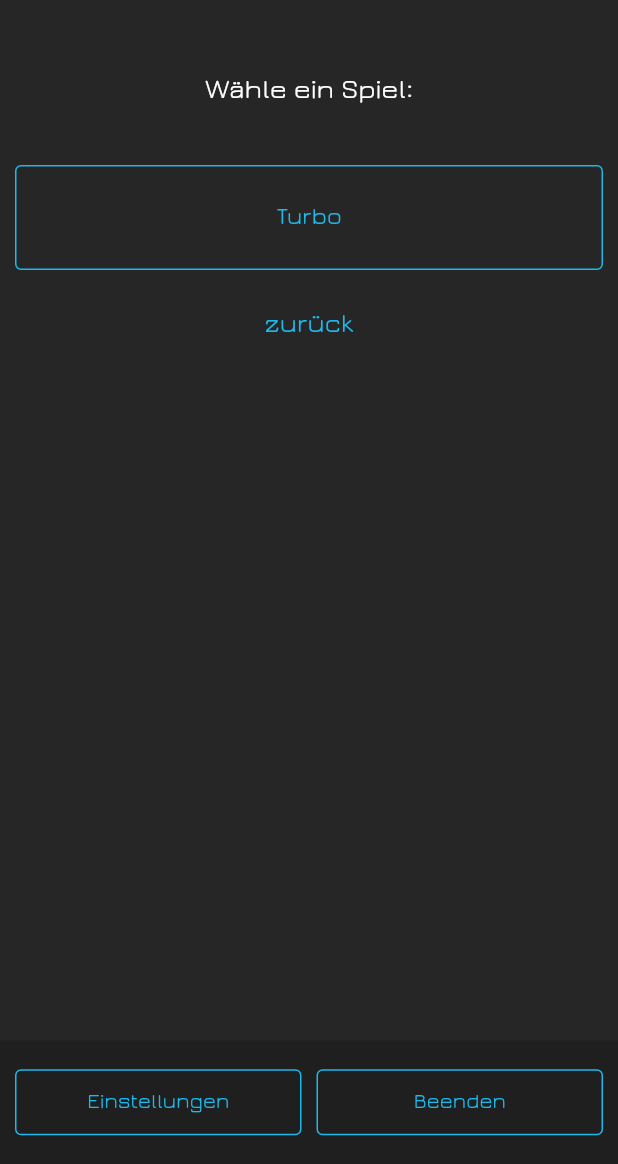
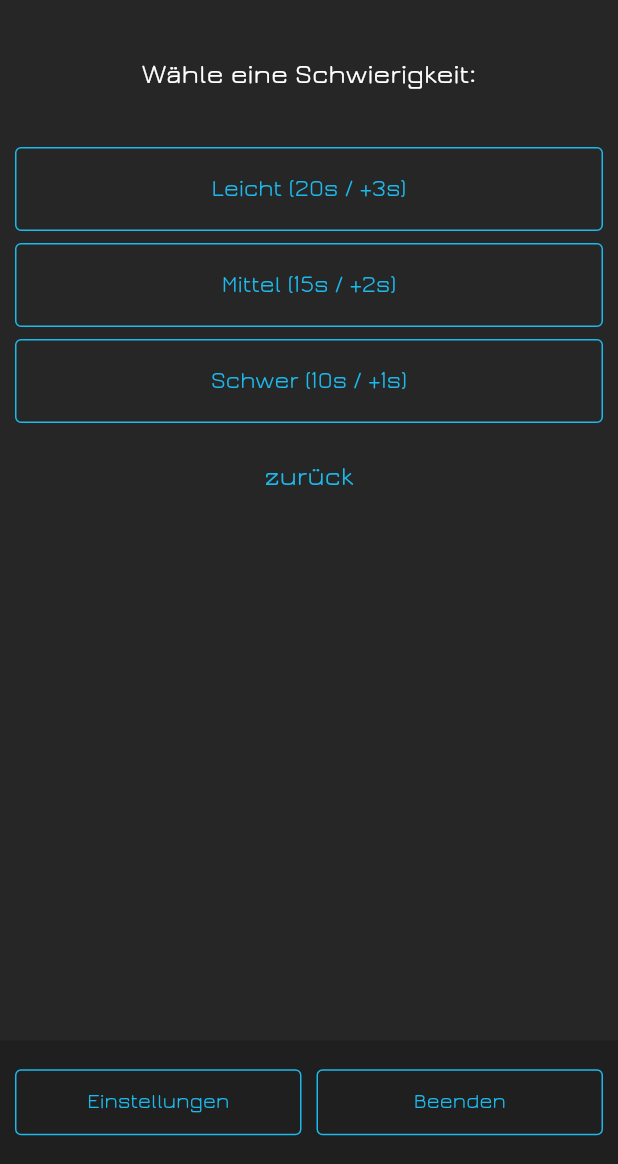
Before and after one commit to fl-tech-design/learn_A_language, a Flutter app: the GameSelectScreen screen opened by its route, on a phone screen of 412 x 824 dp, the part 72-1236 px from its top. Run offline on Flutter 3.47's test engine with Material 3 defaults, Android fonts, the phone set to English and light mode, and no system bars; accounts and stored records are empty; statements that could not run were skipped.

Commit message:
feat: Turbo-Spiel Schwierigkeitsgrade + Buttons gleich groß + Space-Fix DueWord
- game_screen: 3 Schwierigkeitsgrade (Leicht/Mittel/Schwer) mit eigenem Timer & Bonus
- game_screen: Buttons mit SizedBox.expand für identische Größe + FittedBox für lange Texte
- game_screen: _answered in setState für bessere Touch-Reaktion, _tick ignoriert nach Antwort
- game_select_screen: Schwierigkeits-Auswahl statt direktem Spielstart
- due_word_screen: Space in Mehrwort-Übersetzungen wird jetzt korrekt erkannt

```diff
--- a/lib/screens/game_select_screen.dart
+++ b/lib/screens/game_select_screen.dart
@@ -3,10 +3,19 @@ import 'package:provider/provider.dart';
 import '../theme/app_theme.dart';
 import '../managers/app_state.dart';
 import '../widgets/app_widgets.dart';
+import 'game_screen.dart';
 
 /// Game selection screen – 1:1 from gameselectpage.py/kv.
 class GameSelectScreen extends StatelessWidget {
   const GameSelectScreen({super.key});
+
+  void _startGame(BuildContext context, String difficulty) {
+    Navigator.of(context).push(
+      MaterialPageRoute(
+        builder: (_) => GameScreen(difficulty: difficulty),
+      ),
+    );
+  }
 
   @override
   Widget build(BuildContext context) {
@@ -23,19 +32,35 @@ class GameSelectScreen extends StatelessWidget {
                     padding: const EdgeInsets.all(AppTheme.contentPadding),
                     child: Column(children: [
                       const SizedBox(
-                          height: 100,
+                          height: 80,
                           child: Center(
-                              child: Text('Wähle ein Spiel:',
+                              child: Text('Wähle eine Schwierigkeit:',
                                   style: TextStyle(
                                       fontSize: AppTheme.lblFontSize)))),
+                      const SizedBox(height: AppTheme.contentSpacing),
                       SizedBox(
-                          height: 70,
+                          height: 56,
                           width: double.infinity,
                           child: OutlinedButton(
-                              onPressed: () =>
-                                  Navigator.of(context).pushNamed('/game'),
-                              child: Text(at['btn_turbo'] ?? 'Turbo',
-                                  style: const TextStyle(fontSize: 16)))),
+                              onPressed: () => _startGame(context, 'easy'),
+                              child: const Text('Leicht (20s / +3s)',
+                                  style: TextStyle(fontSize: 16)))),
+                      const SizedBox(height: AppTheme.contentSpacing),
+                      SizedBox(
+                          height: 56,
+                          width: double.infinity,
+                          child: OutlinedButton(
+                              onPressed: () => _startGame(context, 'medium'),
+                              child: const Text('Mittel (15s / +2s)',
+                                  style: TextStyle(fontSize: 16)))),
+                      const SizedBox(height: AppTheme.contentSpacing),
+                      SizedBox(
+                          height: 56,
+                          width: double.infinity,
+                          child: OutlinedButton(
+                              onPressed: () => _startGame(context, 'hard'),
+                              child: const Text('Schwer (10s / +1s)',
+                                  style: TextStyle(fontSize: 16)))),
                       const SizedBox(height: AppTheme.contentSpacing),
                       SizedBox(
                           height: 56,
```
Also changed, not shown: lib/screens/due_word_screen.dart (+23 -29 lines), lib/screens/game_screen.dart (+57 -22 lines).
